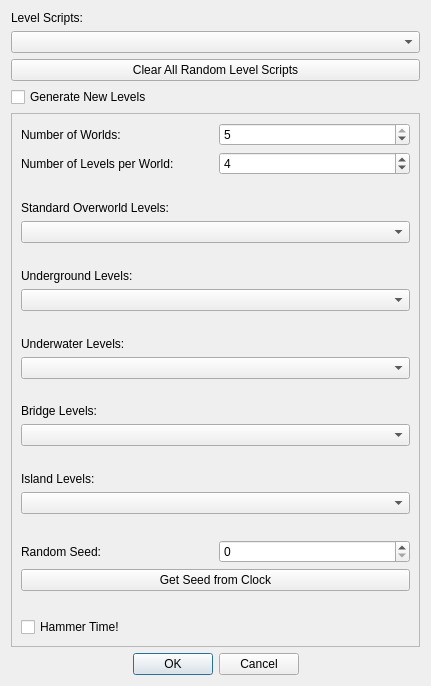
Qt form SMB1/SMB1_Compliance_To_SMB1/Configure_Level_Form.ui (Coolcord/Level-Headed) before a commit.
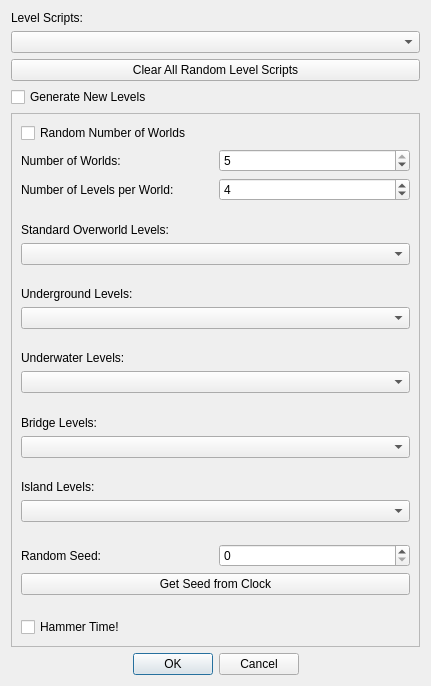
The same form after that commit.

Commit message: Added a checkbox to randomize the number of worlds and levels per world

What changed in the file:
```diff
--- a/SMB1/SMB1_Compliance_To_SMB1/Configure_Level_Form.ui
+++ b/SMB1/SMB1_Compliance_To_SMB1/Configure_Level_Form.ui
@@ -52,8 +52,8 @@
        <rect>
         <x>0</x>
         <y>0</y>
-        <width>407</width>
-        <height>513</height>
+        <width>390</width>
+        <height>542</height>
        </rect>
       </property>
       <layout class="QVBoxLayout" name="verticalLayout_2">
@@ -61,6 +61,16 @@
         <layout class="QVBoxLayout" name="layoutNewLevels">
          <item>
           <layout class="QVBoxLayout" name="layoutLevelNumberSettings">
+           <item>
+            <widget class="QCheckBox" name="cbRandomNumWorlds">
+             <property name="enabled">
+              <bool>true</bool>
+             </property>
+             <property name="text">
+              <string>Random Number of Worlds</string>
+             </property>
+            </widget>
+           </item>
            <item>
             <layout class="QHBoxLayout" name="layoutNumWorlds">
              <item>
```
The commit also changes 5 other files.
